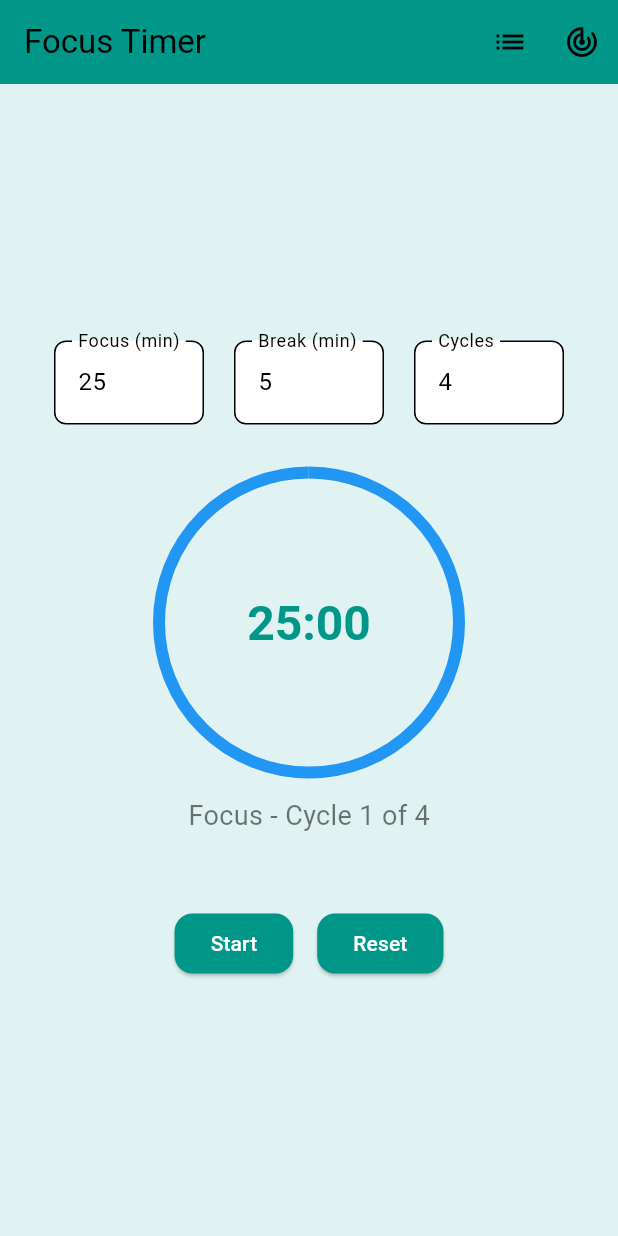
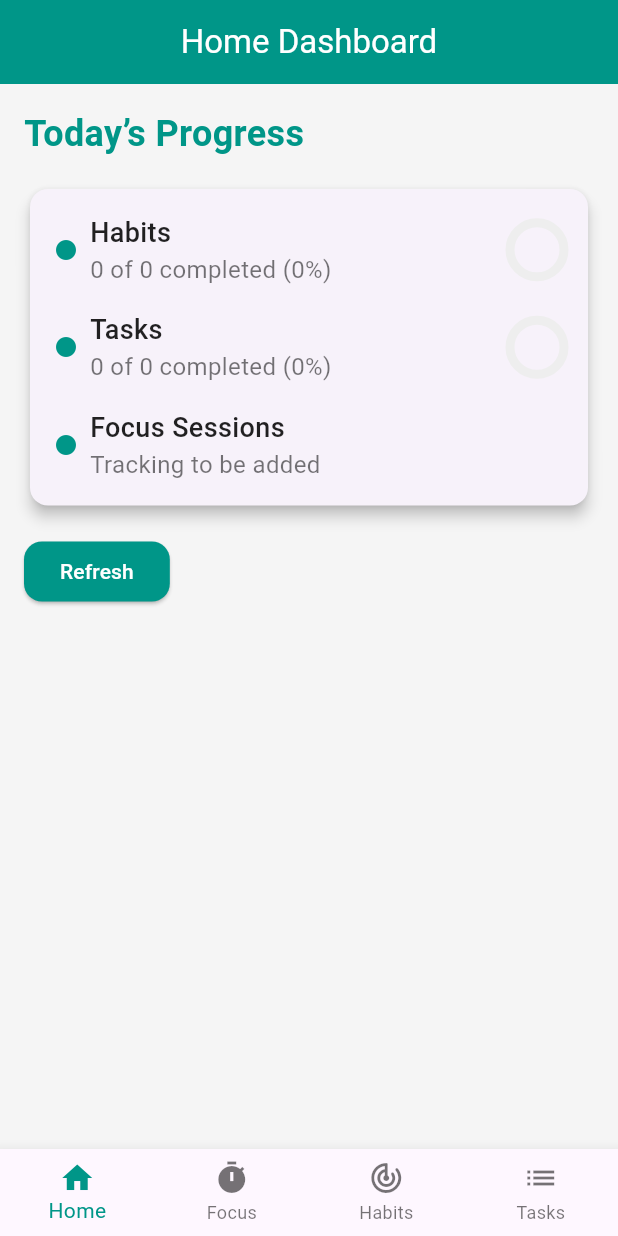
Before and after one commit to Samiul-Hossen-Sarkar-Santo/make_it_a_habit, a Flutter app: the screen it shows after launch, on a phone screen of 412 x 824 dp. Run offline on Flutter 3.47's test engine with Material 3 defaults, Android fonts, the phone set to English and light mode, and no system bars; our stand-ins replace just_audio, shared_preferences, vibration.

Commit message:
increment 4- Add HomeScreen and update navigation; enhance DailyPlanner and FocusTimer UI

```diff
--- a/lib/main.dart
+++ b/lib/main.dart
@@ -2,6 +2,7 @@ import 'package:flutter/material.dart';
 import 'package:make_it_a_habit/screens/focus_timer_screen.dart';
 import 'package:make_it_a_habit/screens/habit_tracker_screen.dart';
 import 'package:make_it_a_habit/screens/daily_planner_screen.dart';
+import 'package:make_it_a_habit/screens/home_screen.dart';
 
 void main() {
   runApp(const ProductivityApp());
@@ -15,15 +16,12 @@ class ProductivityApp extends StatelessWidget {
     return MaterialApp(
       title: 'Productivity App',
       theme: ThemeData(
-        primarySwatch: Colors.teal,
-        primaryColor: Colors.teal,
-        colorScheme: ColorScheme.fromSwatch(primarySwatch: Colors.teal)
-            .copyWith(secondary: Colors.tealAccent),
-        scaffoldBackgroundColor: Colors.teal[50],
+        primaryColor: Colors.teal, // Updated to teal based on your preference
+        scaffoldBackgroundColor: const Color(0xFFF5F5F5), // Off-white
         elevatedButtonTheme: ElevatedButtonThemeData(
           style: ElevatedButton.styleFrom(
             foregroundColor: Colors.white,
-            backgroundColor: Colors.teal, // Soft Blue for buttons
+            backgroundColor: Colors.teal, // Teal for buttons
             shape: RoundedRectangleBorder(
               borderRadius: BorderRadius.circular(12),
             ),
@@ -43,8 +41,9 @@ class ProductivityApp extends StatelessWidget {
           fillColor: Colors.white,
         ),
       ),
-      home: const FocusTimerScreen(),
+      home: const HomeScreen(),
       routes: {
+        '/focus_timer': (context) => const FocusTimerScreen(),
         '/habit_tracker': (context) => const HabitTrackerScreen(),
         '/daily_planner': (context) => const DailyPlannerScreen(),
       },
--- a/lib/screens/daily_planner_screen.dart
+++ b/lib/screens/daily_planner_screen.dart
@@ -219,7 +219,12 @@ class _DailyPlannerScreenState extends State<DailyPlannerScreen> {
   Widget build(BuildContext context) {
     return Scaffold(
       appBar: AppBar(
-        title: const Text('Daily Planner'),
+        title: const Text(
+          'Daily Planner',
+          style: TextStyle(
+            color: Colors.white,
+          ),
+        ),
         backgroundColor: Theme.of(context).primaryColor,
         actions: [
           PopupMenuButton<String>(
--- a/lib/screens/focus_timer_screen.dart
+++ b/lib/screens/focus_timer_screen.dart
@@ -77,7 +77,7 @@ class _FocusTimerScreenState extends State<FocusTimerScreen> {
   }
 
   void playCompletionSound() {
-    playSound('assets/sounds/congratulations.mp3');
+    playSound('sounds/congratulations.mp3');
   }
 
   void startTimer() {
@@ -85,29 +85,27 @@ class _FocusTimerScreenState extends State<FocusTimerScreen> {
       setState(() {
         isRunning = true;
       });
-      int completedFocusSessions = 0;
       timer = Timer.periodic(const Duration(seconds: 1), (timer) {
         setState(() {
           if (remainingSeconds > 0) {
             remainingSeconds--;
           } else {
-            completedFocusSessions++;
-            if (completedFocusSessions < cycles) {
-              // Switch to break after each focus session except the last
+            // Switch between focus and break
+            if (isFocusPhase) {
               triggerAlarm();
               isFocusPhase = false;
               remainingSeconds = breakTime * 60;
               setState(() {
-                motivationalMessage =
-                    messages[completedFocusSessions % messages.length];
+                motivationalMessage = messages[currentCycle % messages.length];
               });
-            } else if (completedFocusSessions == cycles) {
-              // Last focus session completed
-              playCompletionSound();
-              resetTimer();
-              return;
             } else {
-              // Switch back to focus for the next cycle
+              triggerAlarm();
+              currentCycle++;
+              if (currentCycle > cycles) {
+                playCompletionSound();
+                resetTimer();
+                return;
+              }
               isFocusPhase = true;
               remainingSeconds = focusTime * 60;
               setState(() {
@@ -150,24 +148,13 @@ class _FocusTimerScreenState extends State<FocusTimerScreen> {
   Widget build(BuildContext context) {
     return Scaffold(
       appBar: AppBar(
-        title: const Text('Focus Timer'),
-        backgroundColor: Theme.of(context).primaryColor,
-        actions: [
-          IconButton(
-            icon: const Icon(Icons.list),
-            onPressed: () {
-              Navigator.pushNamed(context, '/daily_planner');
-            },
-            tooltip: 'Go to Daily Planner',
+        title: const Text(
+          'Focus Timer',
+          style: TextStyle(
+            color: Colors.white,
           ),
-          IconButton(
-            icon: const Icon(Icons.track_changes_rounded),
-            onPressed: () {
-              Navigator.pushNamed(context, '/habit_tracker');
-            },
-            tooltip: 'Go to Habit Tracker',
-          ),
-        ],
+        ),
+        backgroundColor: Colors.teal,
       ),
       body: Padding(
         padding: const EdgeInsets.all(16.0),
--- /dev/null
+++ b/lib/screens/home_screen.dart
@@ -0,0 +1,230 @@
+import 'package:flutter/material.dart';
+import 'package:make_it_a_habit/models/habit.dart';
+import 'package:make_it_a_habit/models/task.dart';
+import 'package:make_it_a_habit/screens/daily_planner_screen.dart';
+import 'package:make_it_a_habit/screens/focus_timer_screen.dart';
+import 'package:make_it_a_habit/screens/habit_tracker_screen.dart';
+import 'package:make_it_a_habit/services/habit_service.dart';
+import 'package:make_it_a_habit/services/task_service.dart';
+
+class HomeScreen extends StatefulWidget {
+  const HomeScreen({super.key});
+
+  @override
+  State<HomeScreen> createState() => _HomeScreenState();
+}
+
+class _HomeScreenState extends State<HomeScreen> {
+  int _selectedIndex = 0;
+  final List<Widget> _screens = [
+    const HomeDashboard(),
+    const FocusTimerScreen(),
+    const HabitTrackerScreen(),
+    const DailyPlannerScreen(),
+  ];
+  final HabitService habitService = HabitService();
+  final TaskService taskService = TaskService();
+  int habitsCompleted = 0;
+  int totalHabits = 0;
+  int tasksCompleted = 0;
+  int totalTasks = 0;
+  int focusSessions = 0; // Placeholder for now
+
+  @override
+  void initState() {
+    super.initState();
+    _loadSummaryData();
+  }
+
+  Future<void> _loadSummaryData() async {
+    final loadedHabits = await habitService.loadHabits();
+    final loadedTasks = await taskService.loadTasks();
+    setState(() {
+      totalHabits = loadedHabits.length;
+      habitsCompleted = loadedHabits.where((h) => h.isDoneToday).length;
+      totalTasks = loadedTasks.length;
+      tasksCompleted = loadedTasks.where((t) => t.isDone).length;
+      // focusSessions will be integrated later when FocusTimer state is tracked
+    });
+  }
+
+  void _onItemTapped(int index) {
+    setState(() {
+      _selectedIndex = index;
+    });
+  }
+
+  @override
+  Widget build(BuildContext context) {
+    return Scaffold(
+      body: _selectedIndex == 0
+          ? Scaffold(
+              appBar: AppBar(
+                title: const Text(
+                  'Home Dashboard',
+                  style: TextStyle(
+                    color: Colors.white,
+                  ),
+                ),
+                backgroundColor: Colors.teal,
+                centerTitle: true,
+              ),
+              body: _screens[_selectedIndex],
+            )
+          : _screens[_selectedIndex],
+      bottomNavigationBar: BottomNavigationBar(
+        items: const [
+          BottomNavigationBarItem(icon: Icon(Icons.home), label: 'Home'),
+          BottomNavigationBarItem(icon: Icon(Icons.timer), label: 'Focus'),
+          BottomNavigationBarItem(
+              icon: Icon(Icons.track_changes_rounded), label: 'Habits'),
+          BottomNavigationBarItem(icon: Icon(Icons.list), label: 'Tasks'),
+        ],
+        currentIndex: _selectedIndex,
+        selectedItemColor: Colors.teal,
+        onTap: _onItemTapped,
+        type: BottomNavigationBarType.fixed,
+      ),
+    );
+  }
+}
+
+class HomeDashboard extends StatefulWidget {
+  const HomeDashboard({super.key});
+
+  @override
+  State<HomeDashboard> createState() => _HomeDashboardState();
+}
+
+class _HomeDashboardState extends State<HomeDashboard> {
+  final HabitService habitService = HabitService();
+  final TaskService taskService = TaskService();
+  int habitsCompleted = 0;
+  int totalHabits = 0;
+  int tasksCompleted = 0;
+  int totalTasks = 0;
+  int focusSessions = 0; // Placeholder for now
+
+  @override
+  void initState() {
+    super.initState();
+    _loadSummaryData();
+  }
+
+  Future<void> _loadSummaryData() async {
+    final loadedHabits = await habitService.loadHabits();
+    final loadedTasks = await taskService.loadTasks();
+    setState(() {
+      totalHabits = loadedHabits.length;
+      habitsCompleted = loadedHabits.where((h) => h.isDoneToday).length;
+      totalTasks = loadedTasks.length;
+      tasksCompleted = loadedTasks.where((t) => t.isDone).length;
+      // focusSessions will be integrated later
+    });
+  }
+
+  @override
+  Widget build(BuildContext context) {
+    final habitPercentage =
+        totalHabits > 0 ? (habitsCompleted / totalHabits) * 100 : 0.0;
+    final taskPercentage =
+        totalTasks > 0 ? (tasksCompleted / totalTasks) * 100 : 0.0;
+    String motivationalMessage = '';
+    if (habitPercentage >= 100 && taskPercentage >= 100) {
+      motivationalMessage = 'Incredible! You’ve crushed it today!';
+    } else if (habitPercentage >= 50 || taskPercentage >= 50) {
+      motivationalMessage = 'Good work—keep the momentum!';
+    }
+
+    return Padding(
+      padding: const EdgeInsets.all(16.0),
+      child: Column(
+        crossAxisAlignment: CrossAxisAlignment.start,
+        children: [
+          const Text(
+            'Today’s Progress',
+            style: TextStyle(
+                fontSize: 24, fontWeight: FontWeight.bold, color: Colors.teal),
+          ),
+          const SizedBox(height: 16),
+          Card(
+            elevation: 4,
+            shape:
+                RoundedRectangleBorder(borderRadius: BorderRadius.circular(12)),
+            child: Padding(
+              padding: const EdgeInsets.all(16.0),
+              child: Column(
+                children: [
+                  _buildProgressCard(
+                      'Habits', habitsCompleted, totalHabits, habitPercentage),
+                  const SizedBox(height: 16),
+                  _buildProgressCard(
+                      'Tasks', tasksCompleted, totalTasks, taskPercentage),
+                  const SizedBox(height: 16),
+                  _buildProgressCard('Focus Sessions', focusSessions, 0, 0.0,
+                      isPlaceholder: true), // Placeholder
+                ],
+              ),
+            ),
+          ),
+          if (motivationalMessage.isNotEmpty)
+            Padding(
+              padding: const EdgeInsets.only(top: 16.0),
+              child: Text(
+                motivationalMessage,
+                style: const TextStyle(
+                    fontSize: 16,
+                    color: Color(0xFFFFCA28),
+                    fontStyle: FontStyle.italic),
+                textAlign: TextAlign.center,
+              ),
+            ),
+          const SizedBox(height: 16),
+          ElevatedButton(
+            onPressed: () {
+              setState(() {
+                _loadSummaryData(); // Refresh data
+              });
+            },
+            style: ElevatedButton.styleFrom(backgroundColor: Colors.teal),
+            child: const Text('Refresh'),
+          ),
+        ],
+      ),
+    );
+  }
+
+  Widget _buildProgressCard(
+      String title, int completed, int total, double percentage,
+      {bool isPlaceholder = false}) {
+    return Row(
+      children: [
+        const Icon(Icons.circle, size: 16, color: Colors.teal),
+        const SizedBox(width: 8),
+        Expanded(
+          child: Column(
+            crossAxisAlignment: CrossAxisAlignment.start,
+            children: [
+              Text(title,
+                  style: const TextStyle(
+                      fontSize: 18, fontWeight: FontWeight.w500)),
+              Text(
+                isPlaceholder
+                    ? 'Tracking to be added'
+                    : '$completed of $total completed (${percentage.toStringAsFixed(0)}%)',
+                style: const TextStyle(fontSize: 16, color: Colors.black54),
+              ),
+            ],
+          ),
+        ),
+        if (!isPlaceholder)
+          CircularProgressIndicator(
+            value: percentage / 100,
+            strokeWidth: 6,
+            color: Colors.teal,
+            backgroundColor: Colors.grey[200],
+          ),
+      ],
+    );
+  }
+}
```
